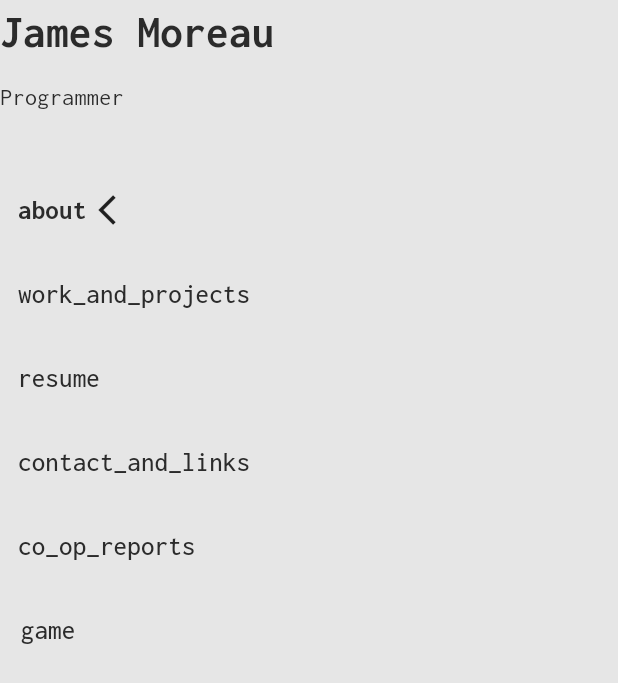
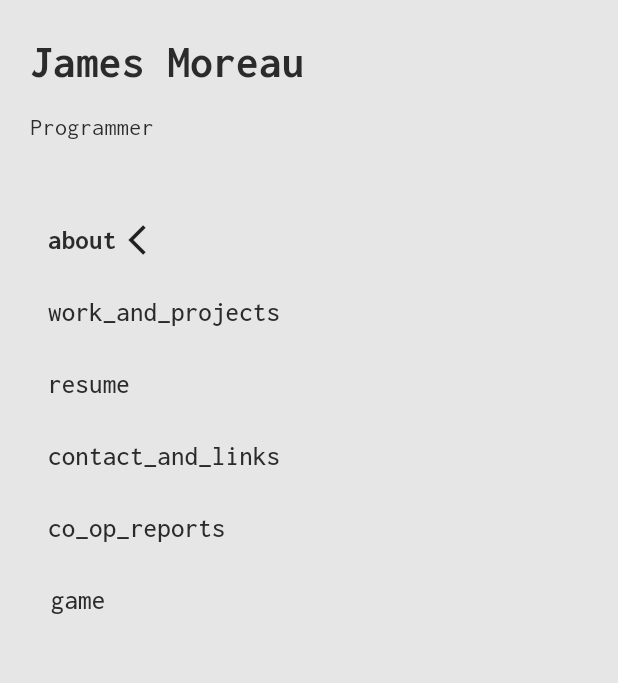
Before and after one commit to JamesMoreau/jamesmoreau.github.io, a Flutter app: the TabMenu widget shown alone on an empty page, opened directly with empty values, on a phone screen of 412 x 824 dp. Shown: the top 683 px of the screen. Run offline on Flutter 3.47's test engine with Material 3 defaults, Android fonts, the phone set to English and light mode, and no system bars; our stand-ins replace flutter_svg; missing offline and left inert: flame, statsfl, syncfusion_flutter_pdfviewer.

Commit message:
Fix tab menu layout and add new assets/images

```diff
--- a/lib/main.dart
+++ b/lib/main.dart
@@ -16,6 +16,8 @@ import 'package:url_launcher/url_launcher.dart';
 	add french / english resume
 	do something with the color picker / calculator or something else cool.
 	fix tab menu overflow when window is shrunk.
+	fix assets/ images
+	convert spaces to tabs
 */
 
 void main() async {
@@ -112,7 +114,6 @@ class _HomeState extends State<Home> with TickerProviderStateMixin {
             )),
             alignment: Alignment.center,
             child: Row(
-              mainAxisAlignment: MainAxisAlignment.spaceEvenly,
               children: [
                 Flexible(flex: 1, child: TabMenu(changeTab: onTabChanged)),
                 Flexible(
@@ -164,18 +165,21 @@ class _TabMenuState extends State<TabMenu> with SingleTickerProviderStateMixin {
 
   @override
   Widget build(BuildContext context) {
-    return ListView(
+    return Padding(
+      padding: const EdgeInsets.all(20),
+      child: Column(
+      	crossAxisAlignment: CrossAxisAlignment.start,
       	children: [
       		const Text(myName, style: TextStyle(fontWeight: FontWeight.bold, fontSize: 30)),
       		const SizedBox(height: 10),
       		const SelectableText(jobTitle),
       		const SizedBox(height: 40),
-        Column(crossAxisAlignment: CrossAxisAlignment.start, children: [
       		for (var value in Tab.values)
-            value == currentTab // draw the currently selected tab differently.
-                ? Padding(
-                    padding: const EdgeInsets.only(bottom: 8),
+      			if (value == currentTab) ...[
+      				// draw the currently selected tab differently.
+      				ClipRect(
       					child: Row(
+      						mainAxisAlignment: MainAxisAlignment.start,
       						children: [
       							TextButton(
       									child: Text(value.name, style: const TextStyle(fontWeight: FontWeight.bold, fontSize: 18)),
@@ -183,8 +187,7 @@ class _TabMenuState extends State<TabMenu> with SingleTickerProviderStateMixin {
       										widget.changeTab();
       										currentTab = value;
       									}),
-                        Center(
-                          child: AnimatedBuilder(
+      							AnimatedBuilder(
       								animation: tabSelectorAnimation,
       								builder: (BuildContext context, Widget? child) {
       									return Transform.translate(
@@ -194,23 +197,26 @@ class _TabMenuState extends State<TabMenu> with SingleTickerProviderStateMixin {
       								},
       								child: const Icon(Icons.arrow_back_ios),
       							),
-                        ),
       						],
       					),
       				)
-                : Padding(
-                    padding: const EdgeInsets.only(bottom: 8),
-                    child: TextButton(
+      			] else ...[
+      				Row(
+      					mainAxisAlignment: MainAxisAlignment.start,
+      					children: [
+      						TextButton(
       								child: Text(value.name, style: const TextStyle(fontSize: 18)),
       								onPressed: () {
       									widget.changeTab();
       									currentTab = value;
       								}),
+      					],
       				),
-          const SizedBox(height: 10)
-        ]),
+      			],
+      		const SizedBox(height: 10),
       		if (kDebugMode) StatsFl(maxFps: 300)
       	],
+      ),
     );
   }
 }
```
Also changed, not shown: 3 other files. Lines whose indentation alone changed are shown as unchanged.
